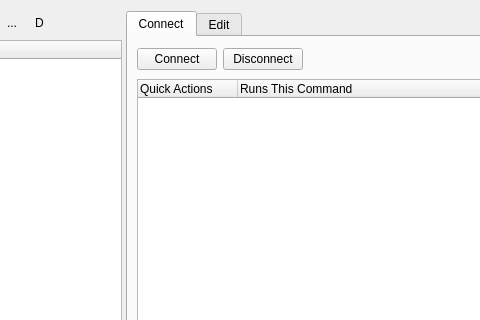
Qt form DoffenSSHTunnel/source/ATSkeleton.ui (NgzQ3Ee5/DoffenSSHTunnel) before a commit; both pictures show x 145 to 625 and y 0 to 320 of the 869 by 665 pixel window.
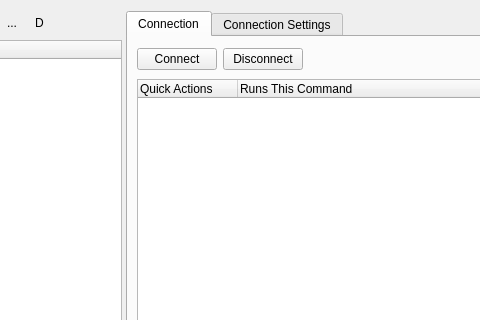
The same form after that commit. Icons and pictures are not drawn. Custom widgets are drawn as their Qt base class.

Commit message: Renamed Connect and Edit tabs

```diff
--- a/DoffenSSHTunnel/source/ATSkeleton.ui
+++ b/DoffenSSHTunnel/source/ATSkeleton.ui
@@ -397,7 +397,7 @@
       </property>
       <widget class="QWidget" name="tabConnect">
        <attribute name="title">
-        <string>Connect</string>
+        <string>Connection</string>
        </attribute>
        <layout class="QGridLayout" name="gridLayout_13">
         <property name="leftMargin">
@@ -888,7 +888,7 @@
       </widget>
       <widget class="QWidget" name="tabEdit">
        <attribute name="title">
-        <string>Edit</string>
+        <string>Connection Settings</string>
        </attribute>
        <layout class="QVBoxLayout" name="verticalLayout_10">
         <item>
```
